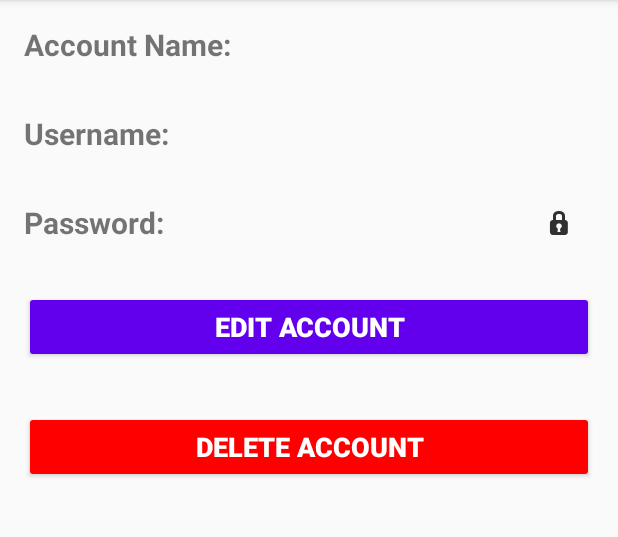
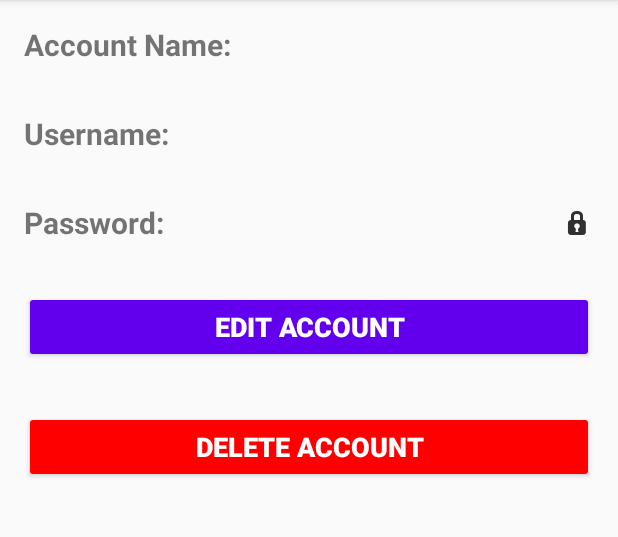
Before and after one commit to danhnguyen3107/CS175, an Android app: the DetailFragment screen opened through its navigation route, on a phone screen of 412 x 824 dp, the part 84-621 px from its top. Run offline under Robolectric (Android 15) with nearby library versions, the light colour scheme and no system bars; our stand-ins replace navigation-ui; 4 statements that could not run were skipped.

Commit message:
Update fragment_detail.xml
Fixed layout height size of password textview.

```diff
--- a/app/src/main/res/layout/fragment_detail.xml
+++ b/app/src/main/res/layout/fragment_detail.xml
@@ -75,7 +75,7 @@
             />
         <TextView
             android:id="@+id/password"
-            android:layout_width="wrap_content"
+            android:layout_width="150dp"
             android:layout_height="wrap_content"
             android:layout_weight="1"
             android:scrollbars="vertical"
```
